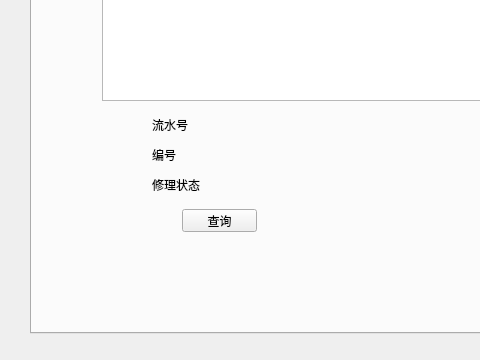
mysqlCar/netbarManager, file netbar/mysqlmanager.ui: the form before one commit; both pictures show x 0 to 480 and y 240 to 600 of the 800 by 600 pixel window.
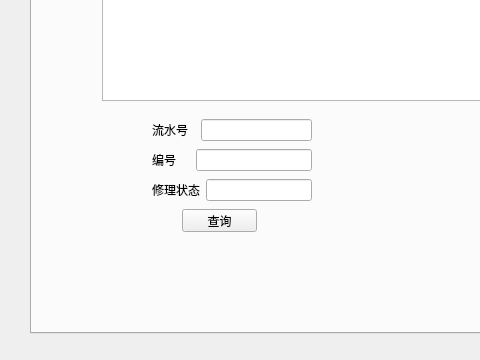
The form after the commit. The open tabs and pages were chosen to show the change.

What changed in the file:
```diff
--- a/netbar/mysqlmanager.ui
+++ b/netbar/mysqlmanager.ui
@@ -497,45 +497,6 @@
        <string>查询</string>
       </property>
      </widget>
-     <widget class="QLabel" name="label_6">
-      <property name="geometry">
-       <rect>
-        <x>120</x>
-        <y>270</y>
-        <width>54</width>
-        <height>12</height>
-       </rect>
-      </property>
-      <property name="text">
-       <string>流水号</string>
-      </property>
-     </widget>
-     <widget class="QLabel" name="label_7">
-      <property name="geometry">
-       <rect>
-        <x>120</x>
-        <y>300</y>
-        <width>54</width>
-        <height>12</height>
-       </rect>
-      </property>
-      <property name="text">
-       <string>编号</string>
-      </property>
-     </widget>
-     <widget class="QLabel" name="label_8">
-      <property name="geometry">
-       <rect>
-        <x>120</x>
-        <y>330</y>
-        <width>54</width>
-        <height>12</height>
-       </rect>
-      </property>
-      <property name="text">
-       <string>修理状态</string>
-      </property>
-     </widget>
      <widget class="QPushButton" name="mRepair">
       <property name="geometry">
        <rect>
@@ -549,6 +510,79 @@
        <string>更改</string>
       </property>
      </widget>
+     <widget class="QWidget" name="horizontalLayoutWidget_8">
+      <property name="geometry">
+       <rect>
+        <x>120</x>
+        <y>270</y>
+        <width>160</width>
+        <height>22</height>
+       </rect>
+      </property>
+      <layout class="QHBoxLayout" name="horizontalLayout_8">
+       <item>
+        <widget class="QLabel" name="label_6">
+         <property name="text">
+          <string>流水号  </string>
+         </property>
+        </widget>
+       </item>
+       <item>
+        <widget class="QLineEdit" name="repairID"/>
+       </item>
+      </layout>
+     </widget>
+     <widget class="QWidget" name="horizontalLayoutWidget_9">
+      <property name="geometry">
+       <rect>
+        <x>120</x>
+        <y>300</y>
+        <width>160</width>
+        <height>22</height>
+       </rect>
+      </property>
+      <layout class="QHBoxLayout" name="horizontalLayout_9">
+       <item>
+        <widget class="QLabel" name="label_12">
+         <property name="text">
+          <string>编号    </string>
+         </property>
+        </widget>
+       </item>
+       <item>
+        <widget class="QLineEdit" name="repairNum"/>
+       </item>
+      </layout>
+     </widget>
+     <widget class="QWidget" name="horizontalLayoutWidget_10">
+      <property name="geometry">
+       <rect>
+        <x>120</x>
+        <y>330</y>
+        <width>160</width>
+        <height>22</height>
+       </rect>
+      </property>
+      <layout class="QHBoxLayout" name="horizontalLayout_10">
+       <item>
+        <widget class="QLabel" name="label_13">
+         <property name="text">
+          <string>修理状态</string>
+         </property>
+        </widget>
+       </item>
+       <item>
+        <widget class="QLineEdit" name="repairSta"/>
+       </item>
+      </layout>
+     </widget>
+     <zorder>tableRepair</zorder>
+     <zorder>qRepair</zorder>
+     <zorder>mRepair</zorder>
+     <zorder>horizontalLayoutWidget_8</zorder>
+     <zorder>horizontalLayoutWidget_9</zorder>
+     <zorder>horizontalLayoutWidget_10</zorder>
+     <zorder>label_13</zorder>
     </widget>
    </widget>
    <widget class="QLabel" name="time">
```
Left out of the diff: 4 changed lines with no effect on the pictures.
